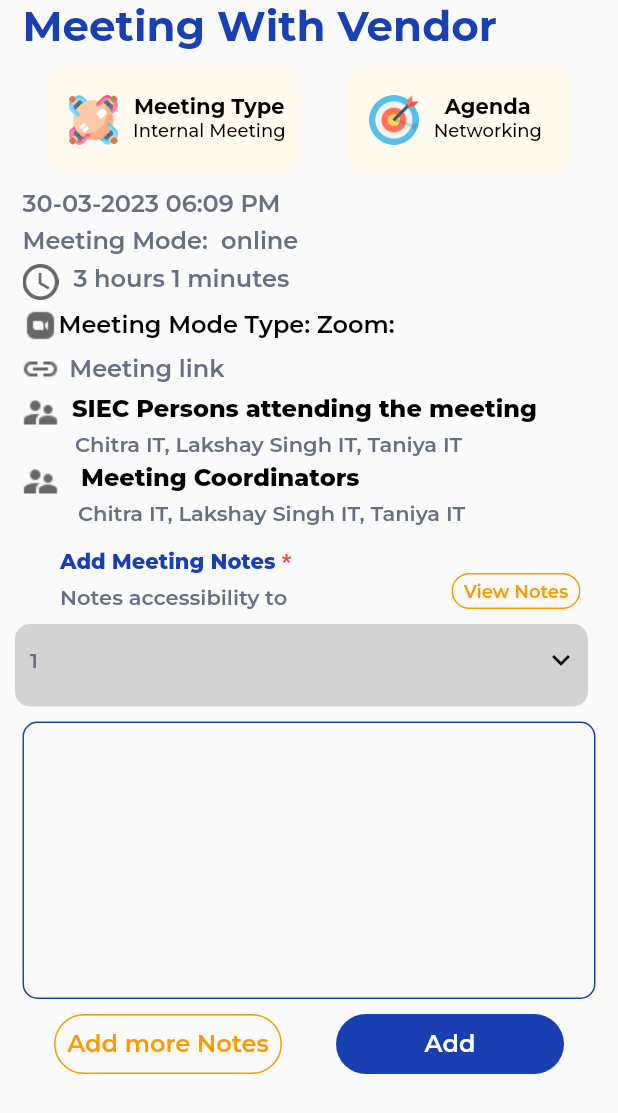
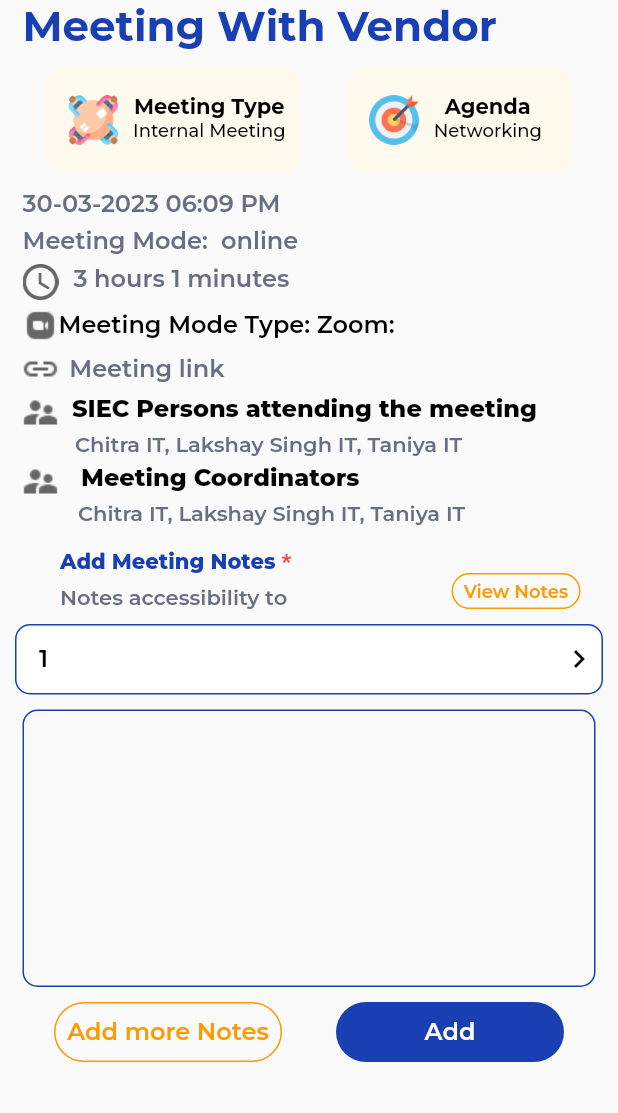
Before and after one commit to Adityamishra1234/MeetingModule, a Flutter app: the screen it shows after launch, after a tap on "Meeting with Vendor", on a phone screen of 412 x 824 dp. Shown: the top 1113 px of the screen. Run offline on Flutter 3.47's test engine with Material 2 defaults, Android fonts, the phone set to English and light mode, and no system bars; drawn by our look-alikes of auto_size_text; our stand-ins replace firebase_core, firebase_messaging, flutter_local_notifications, flutter_svg, fluttertoast, get and 1 more; missing offline and left inert: cached_network_svg_image; accounts and stored records are empty; network calls fail; project files that could hold a hidden picture were left out.

Commit message:
dropdown custom widget

```diff
--- a/lib/ui/screens/meeting_details.dart
+++ b/lib/ui/screens/meeting_details.dart
@@ -4,6 +4,7 @@ import 'package:meeting_module2/ui/screens/addMoreNotes.dart';
 import 'package:meeting_module2/ui/screens/view_notes.dart';
 import 'package:meeting_module2/utils/constants.dart';
 import 'package:meeting_module2/utils/theme.dart';
+import 'package:meeting_module2/widget/Custom%20Dropdown/custom_dropdown.dart';
 import 'package:meeting_module2/widget/customautosizetextmontserrat.dart';
 import 'package:meeting_module2/widget/customdropdownsingle.dart';
 // test
@@ -389,13 +390,16 @@ class MeetingDetails extends StatelessWidget {
                 ],
               ),
               // DropDown
+
               Padding(
-                  padding: const EdgeInsets.only(left: 0, right: 10, top: 10),
-                  child: CustomDropDownSingle(
+                padding: const EdgeInsets.only(left: 10, right: 10, top: 10),
+                child: SizedBox(
+                    width: MediaQuery.of(context).size.width,
+                    child: CustomDropDown(
                         model: ["1", "2", "3"],
                         callbackFunction: callback,
-                      choosefieldtype: false,
-                      initialSelectedValue: "1")
+                        editEnable: true,
+                        initialSelectedValue: "1")),
                 // TextField(
                 //   // controller: firstName,
                 //   scrollPadding: EdgeInsets.symmetric(
@@ -404,7 +408,6 @@ class MeetingDetails extends StatelessWidget {
                 //   // readOnly: saveAndEdit,
                 //   decoration: textFieldDecoration("Demo Text Field"),
                 // ),
-
               ),
               //Text filed
               Padding(
--- /dev/null
+++ b/lib/widget/Custom Dropdown/custom_dropdown.dart
@@ -0,0 +1,57 @@
+import 'package:flutter/material.dart';
+import 'package:meeting_module2/utils/theme.dart';
+import 'package:meeting_module2/widget/Custom%20Dropdown/customizable_dropdown.dart';
+import 'package:meeting_module2/widget/customautosizetextmontserrat.dart';
+
+class CustomDropDown extends StatelessWidget {
+  bool? editEnable;
+  List model;
+  String? initialSelectedValue;
+  final Function callbackFunction;
+  CustomDropDown({
+    Key? key,
+    required this.model,
+    required this.callbackFunction,
+    required this.editEnable,
+    required this.initialSelectedValue,
+  }) : super(key: key);
+
+  @override
+  Widget build(BuildContext context) {
+    return editEnable == false
+        ? Container(
+            width: MediaQuery.of(context).size.width,
+            decoration: BoxDecoration(
+                border: Border.all(color: ThemeConstants.bluecolor),
+                borderRadius: BorderRadius.circular(10.0)),
+            child: Padding(
+              padding: const EdgeInsets.all(12.0),
+              child: CustomAutoSizeTextMontserrat(
+                text: "Test",
+                textColor: ThemeConstants.TextColor,
+              ),
+            ),
+          )
+        : CustomizableDropdown(
+            maxHeight: 100,
+            height: 45,
+            icon: const Icon(
+              Icons.keyboard_arrow_right,
+              color: Colors.black,
+            ),
+            titleAlign: TextAlign.center,
+            decoration: BoxDecoration(
+              color: Colors.white,
+              border: Border.all(color: ThemeConstants.bluecolor),
+              borderRadius: const BorderRadius.all(Radius.circular(10)),
+            ),
+            itemList: model,
+            onSelectedItem: (sele) {
+              callbackFunction(sele);
+            },
+            placeholder: Align(
+                alignment: AlignmentDirectional.centerStart,
+                child:
+                    CustomAutoSizeTextMontserrat(text: initialSelectedValue)));
+  }
+}
--- /dev/null
+++ b/lib/widget/Custom Dropdown/customizable_dropdown.dart
@@ -0,0 +1,240 @@
+import 'package:flutter/material.dart';
+import 'package:meeting_module2/widget/Custom%20Dropdown/expand_section.dart';
+
+class CustomizableDropdown extends StatefulWidget {
+  /// Color of the dropdown list
+  final Color? listColor;
+
+  /// Create the seperator of each dropdown item. If you pass Null it will take defalt Divider
+  final Widget? seperator;
+
+  /// Max height for the dropdown menu & becoming scrollable if there are more items. If you pass Null it will take max height possible for the items.
+  final double? maxHeight;
+
+  /// set dropdown list each title widget
+  final Widget? listTitle;
+
+  /// set dropdown list each title alight
+  final TextAlign? titleAlign;
+
+  /// Style the dropdown title
+  final TextStyle? titleStyle;
+
+  /// set the dropdown icon
+  final Widget? icon;
+
+  /// set the dropdown crossAxisAlignment
+  final CrossAxisAlignment? crossAxisAlignment;
+
+  /// set the dropdown mainAxisAlignment
+  final MainAxisAlignment? mainAxisAlignment;
+
+  /// decorate the dropdown
+  final Decoration? decoration;
+
+  /// set the dropdown height
+  final double? height;
+
+  /// set the dropdown width
+  final double? width;
+
+  /// A placeholder widget that is displayed by the dropdown
+  final Widget placeholder;
+
+  /// must set the dropdown item list
+  final List<dynamic> itemList;
+
+  /// receive the selected item call back function
+  /// The list of items the user can select
+  final Function(String item) onSelectedItem;
+
+  /// Give padding of the dropdown container
+  final EdgeInsetsGeometry? dropDownPadding;
+
+  /// set the dropdown container colour
+  final Color? colorDropDown;
+
+  /// set the dropdown container constraint
+  final BoxConstraints? constraintsDropDown;
+
+  /// Give the margin of the dropdown container
+  final EdgeInsetsGeometry? marginDropDown;
+
+  /// Here we go the dropdown StateFull Widget
+  const CustomizableDropdown({
+    Key? key,
+    required this.itemList,
+    required this.onSelectedItem,
+    required this.placeholder,
+    this.maxHeight,
+    this.height,
+    this.width,
+    this.decoration,
+    this.crossAxisAlignment,
+    this.mainAxisAlignment,
+    this.icon,
+    this.listTitle,
+    this.seperator,
+    this.colorDropDown,
+    this.constraintsDropDown,
+    this.dropDownPadding,
+    this.marginDropDown,
+    this.listColor,
+    this.titleAlign,
+    this.titleStyle,
+  }) : super(key: key);
+
+  @override
+  _CustomizableDropdownState createState() => _CustomizableDropdownState();
+}
+
+class _CustomizableDropdownState extends State<CustomizableDropdown>
+    with SingleTickerProviderStateMixin {
+  late AnimationController _controller;
+
+  /// If the [Placeholder] is null
+  /// this will displayed the selected index of List
+  String? selectedItem;
+
+  /// this variable is used to open/close the drop down is user touch dropdown container or list of dropdown selected
+  /// Default is false to it hide the dropdown
+  bool isExpanded = false;
+
+  //Finally its removing the animated Controller
+  @override
+  dispose() {
+    _controller.dispose();
+    super.dispose();
+  }
+
+  @override
+  void initState() {
+    /// We need to hold these animations as state because of their
+    _controller = AnimationController(
+      vsync: this,
+      duration: const Duration(milliseconds: 300),
+      upperBound: 0.5,
+    );
+    super.initState();
+  }
+
+  @override
+  Widget build(BuildContext context) {
+    return Column(
+      mainAxisSize: MainAxisSize.min,
+      children: [
+        Row(crossAxisAlignment: CrossAxisAlignment.start, children: [
+          Expanded(
+              child: GestureDetector(
+            onTap: () {
+              setState(() {
+                isExpanded
+                    ? _controller.reverse(from: 0.5)
+                    : _controller.forward(from: 0.25);
+                isExpanded = !isExpanded;
+              });
+            },
+            child: Container(
+              decoration: widget.decoration,
+              child: Column(mainAxisSize: MainAxisSize.min, children: [
+                Container(
+                  padding: widget.dropDownPadding,
+                  color: widget.colorDropDown,
+                  constraints: widget.constraintsDropDown,
+                  margin: widget.marginDropDown,
+                  height: widget.height ?? 30,
+                  width: widget.width ?? double.infinity,
+                  child: Row(
+                    mainAxisAlignment:
+                        widget.mainAxisAlignment ?? MainAxisAlignment.center,
+                    crossAxisAlignment:
+                        widget.crossAxisAlignment ?? CrossAxisAlignment.center,
+                    children: [
+                      Expanded(
+                          child: Align(
+                        alignment: AlignmentDirectional.centerStart,
+                        child: Padding(
+                          padding: const EdgeInsets.only(left: 15),
+                          child:
+                              // if selectedItem has null placeholder string available
+                              selectedItem == null
+                                  ? widget.placeholder
+                                  : Text(selectedItem ?? "",
+                                      textAlign: widget.titleAlign,
+                                      style: widget.titleStyle),
+                        ),
+                      )),
+                      // if it has icon dropdown available on right side icon and with rotate animated
+                      widget.icon != null
+                          ? SizedBox(
+                              width: 30,
+                              child: RotationTransition(
+                                  turns: Tween(begin: 0.0, end: 0.5)
+                                      .animate(_controller),
+                                  child: widget.icon),
+                            )
+                          : Container()
+                    ],
+                  ),
+                ),
+                //Expanded Dropdown list
+                expandDropDownMethod(),
+              ]),
+            ),
+          )),
+        ]),
+      ],
+    );
+  }
+
+  /// Widget that builds the dropdown overlay.
+  ///
+  /// This Widget is responsible to create the dropdown
+  /// overlay menu every time is open.
+  /// This menu has a [onSelectedItem] callback, used to
+  /// pass upwards the on value changed event, from his children
+  /// to the [CustomDropDown].
+  ExpandedSection expandDropDownMethod() => ExpandedSection(
+      height: 50,
+      expand: isExpanded,
+      child: SizedBox(
+        height: widget.maxHeight,
+        child: Scrollbar(
+          child: ListView.separated(
+            scrollDirection: Axis.vertical,
+            shrinkWrap: true,
+            padding: const EdgeInsets.all(10),
+            itemCount: widget.itemList.length,
+            itemBuilder: (BuildContext context, int index) {
+              return GestureDetector(
+                  onTap: () {
+                    widget.onSelectedItem(widget.itemList[index]);
+                    isExpanded
+                        ? _controller.reverse(from: 0.5)
+                        : _controller.forward(from: 0.25);
+                    isExpanded = !isExpanded;
+                    selectedItem = widget.itemList[index];
+                    setState(() {
+                      /// it detects the user click and display the new selected value
+                      // of onChanged callback here.
+                    });
+                  },
+                  child: Container(
+                      color: widget.listColor,
+                      child: Align(
+                        alignment: AlignmentDirectional.centerStart,
+                        child: Padding(
+                          padding: const EdgeInsets.only(left: 10),
+                          child: widget.listTitle ??
+                              Text(widget.itemList.elementAt(index),
+                                  textAlign: widget.titleAlign,
+                                  style: widget.titleStyle),
+                        ),
+                      )));
+            },
+            separatorBuilder: (BuildContext context, int index) =>
+                widget.seperator ?? const Divider(),
+          ),
+        ),
+      ));
+}
--- /dev/null
+++ b/lib/widget/Custom Dropdown/expand_section.dart
@@ -0,0 +1,76 @@
+import 'package:flutter/material.dart';
+
+class ExpandedSection extends StatefulWidget {
+  final Widget child;
+  final int height;
+  final bool expand;
+
+  // ignore: use_key_in_widget_constructors
+  const ExpandedSection(
+      {this.expand = false, required this.child, required this.height});
+
+  @override
+  _ExpandedSectionState createState() => _ExpandedSectionState();
+}
+
+class _ExpandedSectionState extends State<ExpandedSection>
+    with SingleTickerProviderStateMixin {
+  late AnimationController expandController;
+  late Animation<double> animation;
+
+  @override
+  void initState() {
+    super.initState();
+    prepareAnimations();
+    _runExpandCheck();
+  }
+
+  ///Setting up the animation
+  void prepareAnimations() {
+    expandController = AnimationController(
+        vsync: this, duration: const Duration(milliseconds: 500));
+    animation = CurvedAnimation(
+      parent: expandController,
+      curve: Curves.fastOutSlowIn,
+    );
+  }
+
+  void _runExpandCheck() {
+    if (widget.expand) {
+      expandController.forward();
+    } else {
+      expandController.reverse();
+    }
+  }
+
+  @override
+  void didUpdateWidget(ExpandedSection oldWidget) {
+    super.didUpdateWidget(oldWidget);
+    _runExpandCheck();
+  }
+
+  @override
+  void dispose() {
+    expandController.dispose();
+    super.dispose();
+  }
+
+  @override
+  Widget build(BuildContext context) {
+    return SizeTransition(
+        axisAlignment: 1.0,
+        sizeFactor: animation,
+        child: Container(
+          constraints: BoxConstraints(
+              minWidth: double.infinity,
+              maxHeight:
+                  // widget.height > 2
+                  //     ? 100
+                  //     : widget.height == 1
+                  //         ? 55
+                  // :
+                  widget.height * 50.0),
+          child: widget.child,
+        ));
+  }
+}
```
Also changed, not shown: 4 other files. Lines whose indentation alone changed are shown as unchanged.
